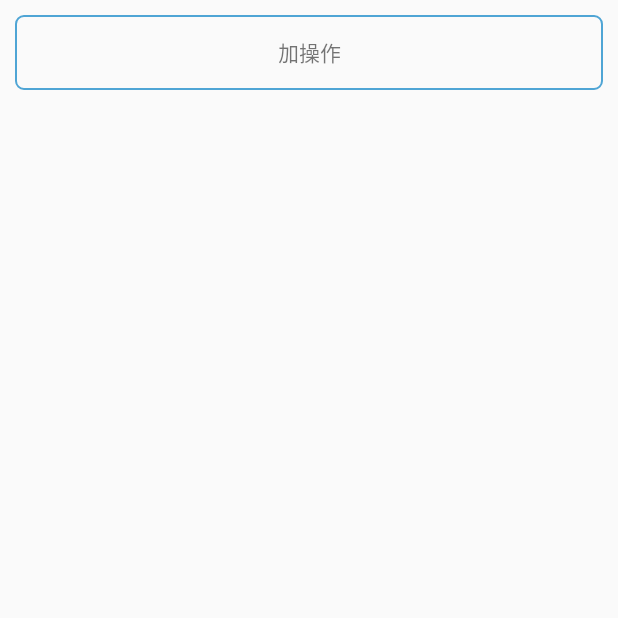
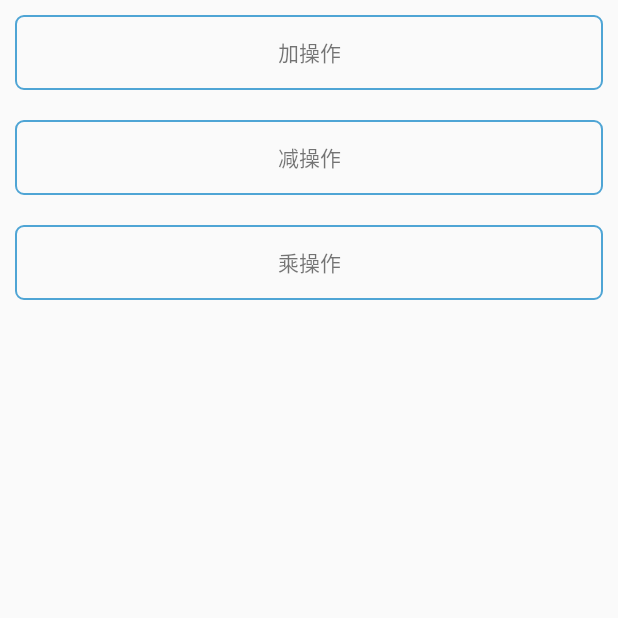
Before and after one commit to imageprocessor/cv4j, an Android app: the fragment PixelOperatorFragment shown on its own in the app's theme, on a phone screen of 412 x 824 dp, the top half of it. Run offline under Robolectric (Android 15) with nearby library versions, the phone set to English and light mode, and no system bars; libraries missing offline, so code that uses them is left out: com.safframework.injectview; 1 statement that could not run was skipped.

Commit message:
update demo

```diff
--- a/app/src/main/res/layout/fragment_pixel_operator.xml
+++ b/app/src/main/res/layout/fragment_pixel_operator.xml
@@ -15,4 +15,22 @@
         android:gravity="center"
         android:text="加操作"/>
 
+    <TextView
+        android:id="@+id/text2"
+        android:layout_width="match_parent"
+        android:layout_height="50dp"
+        android:layout_margin="10dp"
+        android:background="@drawable/textview_border"
+        android:gravity="center"
+        android:text="减操作"/>
+
+    <TextView
+        android:id="@+id/text3"
+        android:layout_width="match_parent"
+        android:layout_height="50dp"
+        android:layout_margin="10dp"
+        android:background="@drawable/textview_border"
+        android:gravity="center"
+        android:text="乘操作"/>
+
 </LinearLayout>
```
Also changed, not shown: app/src/main/java/com/cv4j/app/activity/PixelOperatorActivity.java (+28 -1 lines), app/src/main/java/com/cv4j/app/fragment/PixelOperatorFragment.java (+25 -0 lines), 1 other file.
